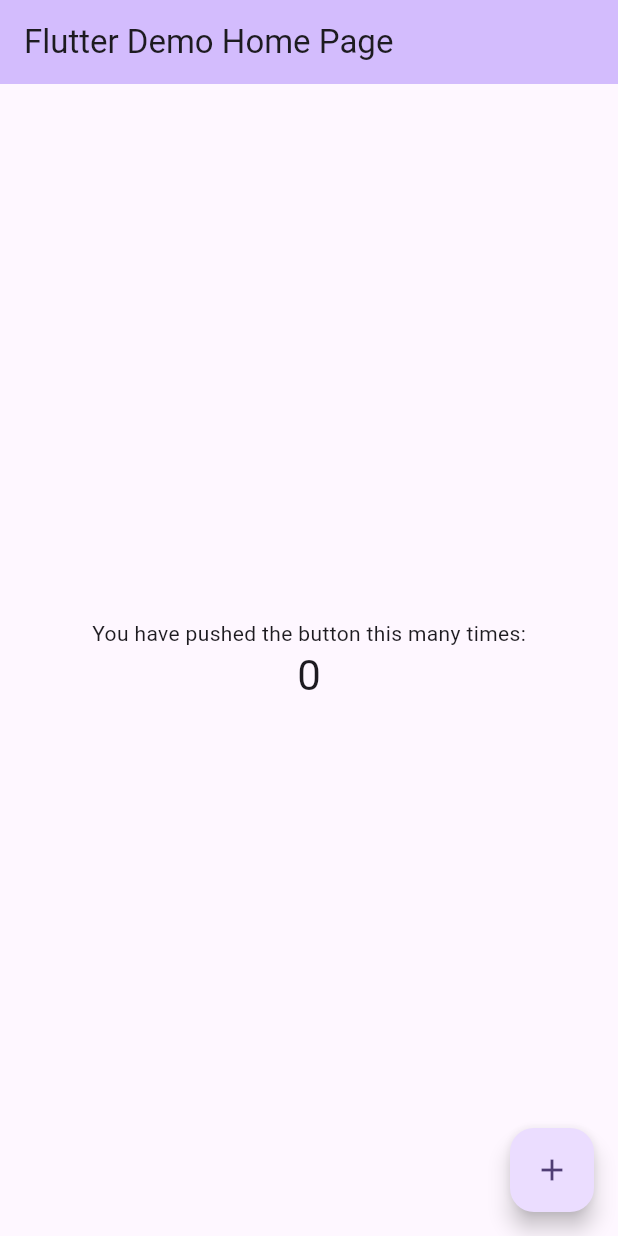
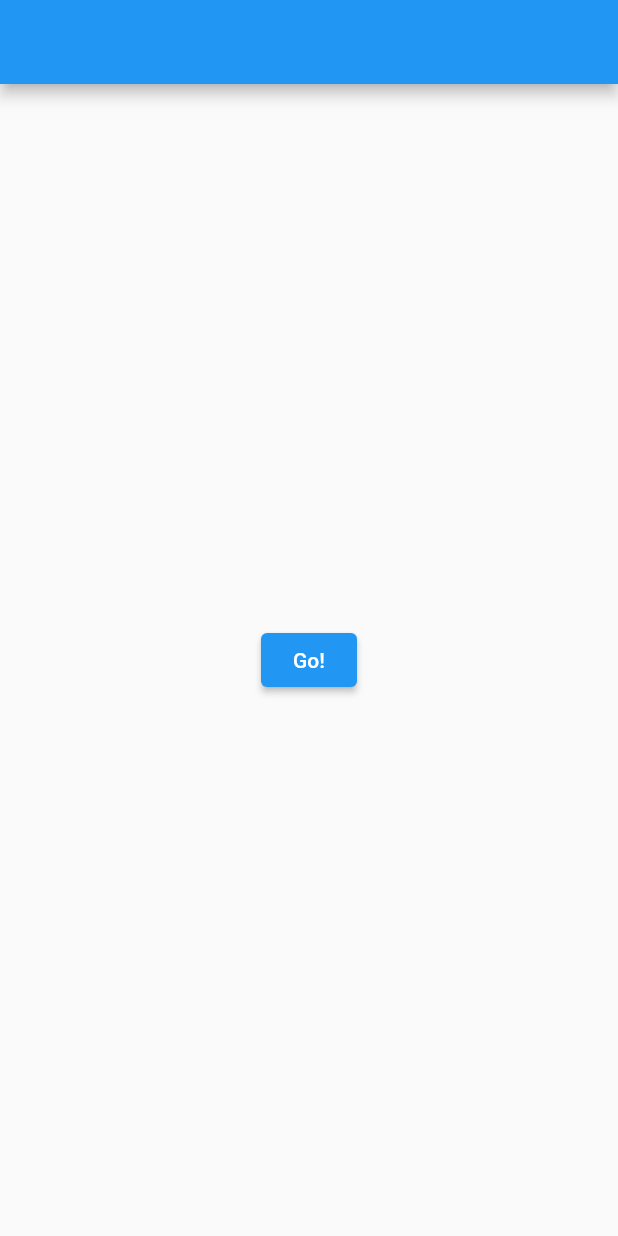
Before and after one commit to asutaka/FlutterCom, a Flutter app: the screen it shows after launch, on a phone screen of 412 x 824 dp. Run offline on Flutter 3.47's test engine with Material 2 defaults, Android fonts, the phone set to English and light mode, and no system bars.

```diff
--- a/lib/main.dart
+++ b/lib/main.dart
@@ -1,125 +1,60 @@
 import 'package:flutter/material.dart';
 
 void main() {
-  runApp(const MyApp());
+  runApp(
+    const MaterialApp(
+      home: Page1(),
+    ),
+  );
 }
 
-class MyApp extends StatelessWidget {
-  const MyApp({super.key});
+class Page1 extends StatelessWidget {
+  const Page1({super.key});
 
-  // This widget is the root of your application.
   @override
   Widget build(BuildContext context) {
-    return MaterialApp(
-      title: 'Flutter Demo',
-      theme: ThemeData(
-        // This is the theme of your application.
-        //
-        // TRY THIS: Try running your application with "flutter run". You'll see
-        // the application has a blue toolbar. Then, without quitting the app,
-        // try changing the seedColor in the colorScheme below to Colors.green
-        // and then invoke "hot reload" (save your changes or press the "hot
-        // reload" button in a Flutter-supported IDE, or press "r" if you used
-        // the command line to start the app).
-        //
-        // Notice that the counter didn't reset back to zero; the application
-        // state is not lost during the reload. To reset the state, use hot
-        // restart instead.
-        //
-        // This works for code too, not just values: Most code changes can be
-        // tested with just a hot reload.
-        colorScheme: ColorScheme.fromSeed(seedColor: Colors.deepPurple),
-        useMaterial3: true,
+    return Scaffold(
+      appBar: AppBar(),
+      body: Center(
+        child: ElevatedButton(
+          onPressed: () {
+            Navigator.of(context).push(_createRoute());
+          },
+          child: const Text('Go!'),
+        ),
       ),
-      home: const MyHomePage(title: 'Flutter Demo Home Page'),
     );
   }
 }
 
-class MyHomePage extends StatefulWidget {
-  const MyHomePage({super.key, required this.title});
+Route _createRoute() {
+  return PageRouteBuilder(
+    pageBuilder: (context, animation, secondaryAnimation) => const Page2(),
+    transitionsBuilder: (context, animation, secondaryAnimation, child) {
+      const begin = Offset(0.0, 1.0);
+      const end = Offset.zero;
+      const curve = Curves.ease;
 
-  // This widget is the home page of your application. It is stateful, meaning
-  // that it has a State object (defined below) that contains fields that affect
-  // how it looks.
+      var tween = Tween(begin: begin, end: end).chain(CurveTween(curve: curve));
 
-  // This class is the configuration for the state. It holds the values (in this
-  // case the title) provided by the parent (in this case the App widget) and
-  // used by the build method of the State. Fields in a Widget subclass are
-  // always marked "final".
-
-  final String title;
-
-  @override
-  State<MyHomePage> createState() => _MyHomePageState();
+      return SlideTransition(
+        position: animation.drive(tween),
+        child: child,
+      );
+    },
+  );
 }
 
-class _MyHomePageState extends State<MyHomePage> {
-  int _counter = 0;
-
-  void _incrementCounter() {
-    setState(() {
-      // This call to setState tells the Flutter framework that something has
-      // changed in this State, which causes it to rerun the build method below
-      // so that the display can reflect the updated values. If we changed
-      // _counter without calling setState(), then the build method would not be
-      // called again, and so nothing would appear to happen.
-      _counter++;
-    });
-  }
+class Page2 extends StatelessWidget {
+  const Page2({super.key});
 
   @override
   Widget build(BuildContext context) {
-    // This method is rerun every time setState is called, for instance as done
-    // by the _incrementCounter method above.
-    //
-    // The Flutter framework has been optimized to make rerunning build methods
-    // fast, so that you can just rebuild anything that needs updating rather
-    // than having to individually change instances of widgets.
     return Scaffold(
-      appBar: AppBar(
-        // TRY THIS: Try changing the color here to a specific color (to
-        // Colors.amber, perhaps?) and trigger a hot reload to see the AppBar
-        // change color while the other colors stay the same.
-        backgroundColor: Theme.of(context).colorScheme.inversePrimary,
-        // Here we take the value from the MyHomePage object that was created by
-        // the App.build method, and use it to set our appbar title.
-        title: Text(widget.title),
+      appBar: AppBar(),
+      body: const Center(
+        child: Text('Page 2'),
       ),
-      body: Center(
-        // Center is a layout widget. It takes a single child and positions it
-        // in the middle of the parent.
-        child: Column(
-          // Column is also a layout widget. It takes a list of children and
-          // arranges them vertically. By default, it sizes itself to fit its
-          // children horizontally, and tries to be as tall as its parent.
-          //
-          // Column has various properties to control how it sizes itself and
-          // how it positions its children. Here we use mainAxisAlignment to
-          // center the children vertically; the main axis here is the vertical
-          // axis because Columns are vertical (the cross axis would be
-          // horizontal).
-          //
-          // TRY THIS: Invoke "debug painting" (choose the "Toggle Debug Paint"
-          // action in the IDE, or press "p" in the console), to see the
-          // wireframe for each widget.
-          mainAxisAlignment: MainAxisAlignment.center,
-          children: <Widget>[
-            const Text(
-              'You have pushed the button this many times:',
-            ),
-            Text(
-              '$_counter',
-              style: Theme.of(context).textTheme.headlineMedium,
-            ),
-          ],
-        ),
-      ),
-      floatingActionButton: FloatingActionButton(
-        onPressed: _incrementCounter,
-        tooltip: 'Increment',
-        child: const Icon(Icons.add),
-      ), // This trailing comma makes auto-formatting nicer for build methods.
     );
   }
 }
```
Also changed, not shown: 1 other file.
